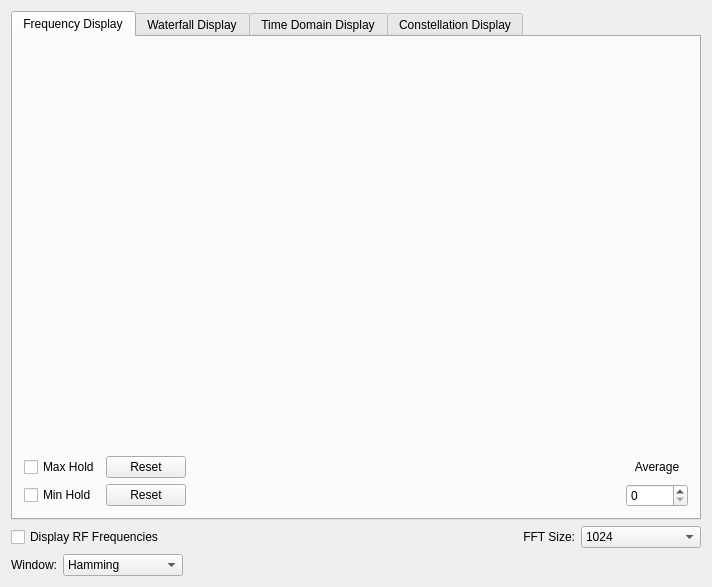
First picture: the form in gr-qtgui/lib/spectrumdisplayform.ui, repository ZakyHermawan/gnuradio, before the edit.
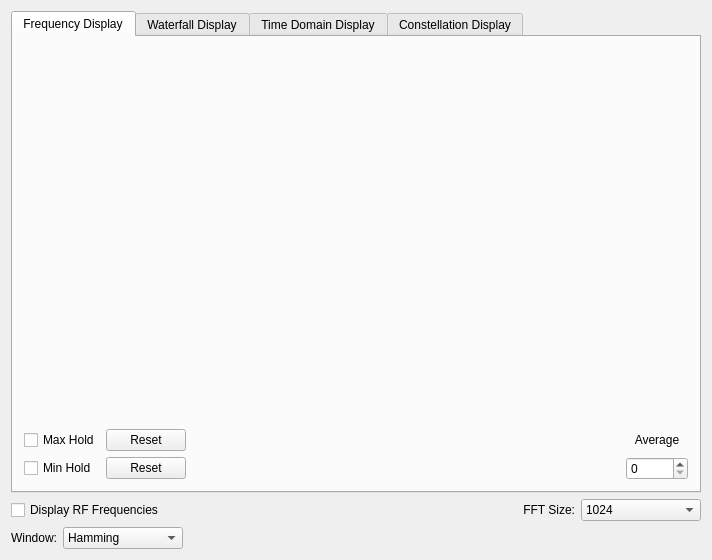
Second picture: the form after the edit. Custom widgets are drawn as their Qt base class.

Commit message: qtgui: added to GRC template window geometry save/restore. saves to QT prefs based on the block ID. also reduced widget minimum sizes for better behavior on laptops/small screens. there is a bug where the freq sink will sometimes not resize on init -- suspect there's a race there.

Diff of the .ui file:
```diff
--- a/gr-qtgui/lib/spectrumdisplayform.ui
+++ b/gr-qtgui/lib/spectrumdisplayform.ui
@@ -177,13 +177,13 @@
            <property name="sizePolicy">
             <sizepolicy hsizetype="Preferred" vsizetype="Preferred">
              <horstretch>0</horstretch>
-             <verstretch>0</verstretch>
+             <verstretch>1</verstretch>
             </sizepolicy>
            </property>
            <property name="minimumSize">
             <size>
-             <width>617</width>
-             <height>400</height>
+             <width>320</width>
+             <height>200</height>
             </size>
            </property>
            <property name="sizeIncrement">
@@ -283,7 +283,7 @@
              </property>
              <property name="sizeHint" stdset="0">
               <size>
-               <width>200</width>
+               <width>100</width>
                <height>20</height>
               </size>
              </property>
```
Left out of the diff: 16 changed lines with no effect on the pictures. The commit also changes 4 other files.
